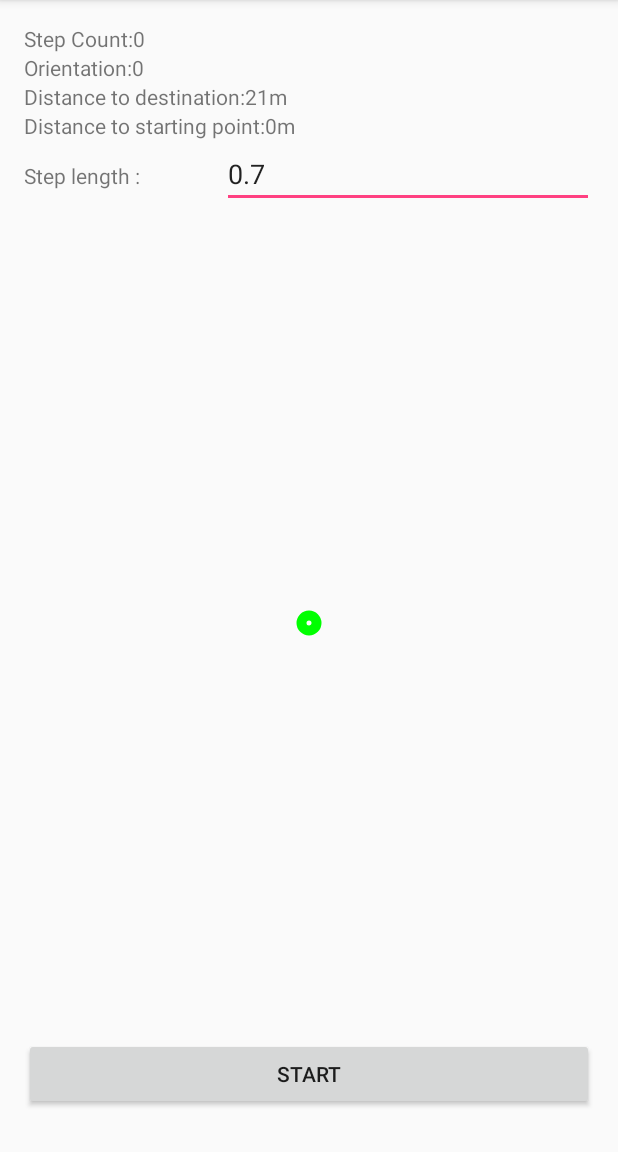
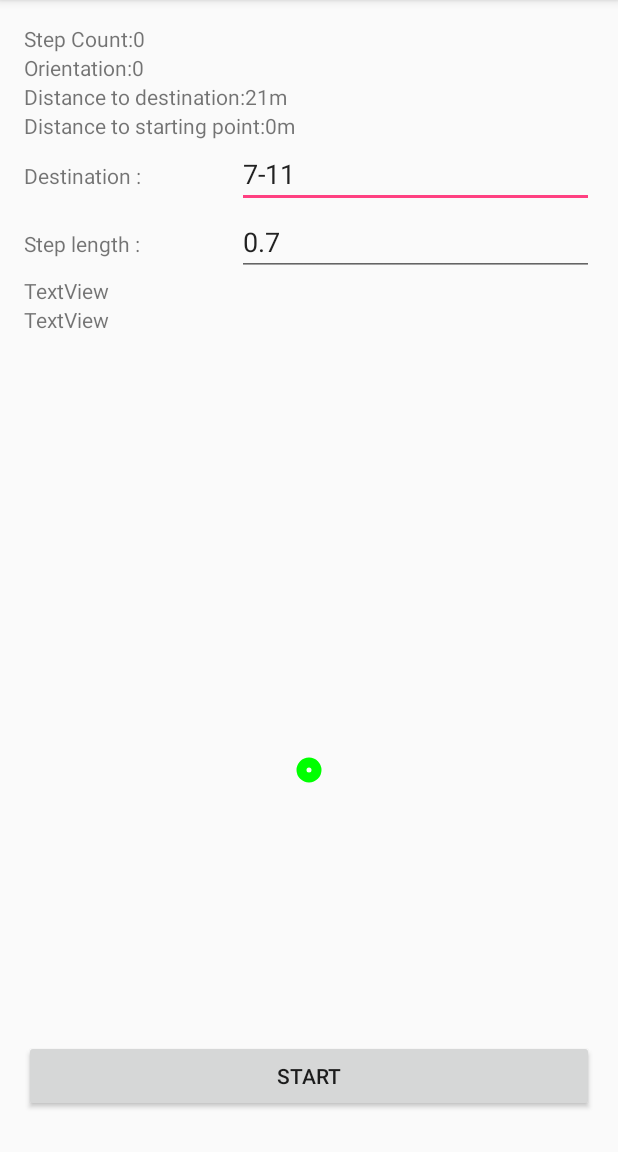
Before and after one commit to skip61017/CrowdNaivExperiment, an Android app: the screen it shows after launch (MainActivity), on a phone screen of 412 x 824 dp, the part 84-1236 px from its top. Run offline under Robolectric (Android 15) with nearby library versions, the phone set to English and light mode, and no system bars.

Commit message:
data capture successfully

```diff
--- a/app/src/main/res/layout/content_main.xml
+++ b/app/src/main/res/layout/content_main.xml
@@ -51,28 +51,73 @@
             android:layout_height="wrap_content">
 
             <TextView
-                android:text="Step length :"
-                android:layout_width="wrap_content"
+                android:id="@+id/textView_destination"
+                android:layout_width="100dp"
                 android:layout_height="wrap_content"
-                android:id="@+id/textView2"
-                android:layout_weight="1" />
+                android:layout_weight="1"
+                android:text="Destination :" />
 
             <EditText
-                android:layout_width="248dp"
+                android:id="@+id/editText_dest"
+                android:layout_width="238dp"
                 android:layout_height="wrap_content"
+                android:ems="10"
+                android:maxLines="1"
+                android:inputType="text"
+                android:text="7-11" />
+        </LinearLayout>
+
+        <LinearLayout
+            android:orientation="horizontal"
+            android:layout_width="match_parent"
+            android:layout_height="wrap_content">
+
+            <TextView
+                android:id="@+id/textView2"
+                android:layout_width="100dp"
+                android:layout_height="wrap_content"
+                android:layout_weight="1"
+                android:text="Step length :" />
+
+            <EditText
+                android:id="@+id/editText"
+                android:layout_width="238dp"
+                android:layout_height="wrap_content"
+                android:ems="10"
+                android:hint="(m)"
                 android:inputType="numberDecimal"
-                android:ems="10"
-                android:id="@+id/editText"
-                android:hint="(m)"
                 android:text="0.7" />
         </LinearLayout>
 
+        <ScrollView
+            android:layout_width="match_parent"
+            android:layout_height="150dp">
+
+            <LinearLayout
+                android:layout_width="match_parent"
+                android:layout_height="wrap_content"
+                android:orientation="vertical">
+
+                <TextView
+                    android:id="@+id/textView_TempData"
+                    android:layout_width="match_parent"
+                    android:layout_height="wrap_content"
+                    android:text="TextView" />
+
+                <TextView
+                    android:id="@+id/textView_PkData"
+                    android:layout_width="match_parent"
+                    android:layout_height="wrap_content"
+                    android:text="TextView" />
+            </LinearLayout>
+        </ScrollView>
+
         <LinearLayout
-            android:orientation="vertical"
+            android:id="@+id/drawLayout"
             android:layout_width="match_parent"
-            android:layout_height="373dp"
+            android:layout_height="200dp"
             android:layout_weight="0.94"
-            android:id="@+id/drawLayout">
+            android:orientation="vertical">
 
         </LinearLayout>
 
```
